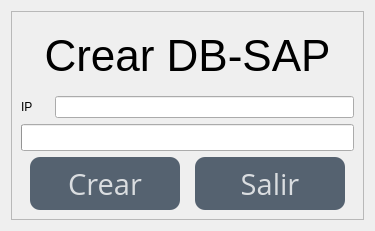
The window that ui_files/main_db.ui (jrivas15/SAP-DB) describes before a commit, drawn with Qt 5.
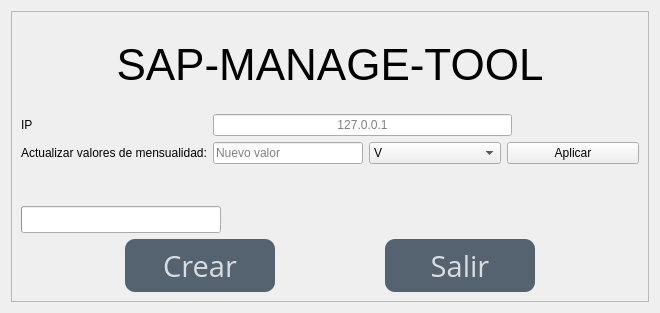
The same window after the commit.

Diff of the .ui file:
```diff
--- a/ui_files/main_db.ui
+++ b/ui_files/main_db.ui
@@ -6,8 +6,8 @@
    <rect>
     <x>0</x>
     <y>0</y>
-    <width>375</width>
-    <height>231</height>
+    <width>660</width>
+    <height>313</height>
    </rect>
   </property>
   <property name="windowTitle">
@@ -31,7 +31,7 @@
          </font>
         </property>
         <property name="text">
-         <string>Crear DB-SAP</string>
+         <string>SAP-MANAGE-TOOL</string>
         </property>
         <property name="alignment">
          <set>Qt::AlignCenter</set>
@@ -39,15 +39,15 @@
        </widget>
       </item>
       <item>
-       <layout class="QHBoxLayout" name="horizontalLayout_2">
-        <item>
+       <layout class="QFormLayout" name="formLayout">
+        <item row="0" column="0">
          <widget class="QLabel" name="label_2">
           <property name="text">
            <string>IP</string>
           </property>
          </widget>
         </item>
-        <item>
+        <item row="0" column="1">
          <widget class="QLineEdit" name="ip_line">
           <property name="minimumSize">
            <size>
@@ -61,8 +61,59 @@
             <height>16777215</height>
            </size>
           </property>
+          <property name="alignment">
+           <set>Qt::AlignCenter</set>
+          </property>
+          <property name="placeholderText">
+           <string>127.0.0.1</string>
+          </property>
          </widget>
         </item>
+        <item row="1" column="0">
+         <widget class="QLabel" name="label_3">
+          <property name="text">
+           <string>Actualizar valores de mensualidad:</string>
+          </property>
+         </widget>
+        </item>
+        <item row="1" column="1">
+         <layout class="QHBoxLayout" name="horizontalLayout_3">
+          <item>
+           <widget class="QLineEdit" name="valor_men_lineEdit">
+            <property name="maximumSize">
+             <size>
+              <width>150</width>
+              <height>16777215</height>
+             </size>
+            </property>
+            <property name="placeholderText">
+             <string>Nuevo valor</string>
+            </property>
+           </widget>
+          </item>
+          <item>
+           <widget class="QComboBox" name="tipo_men_comboBox">
+            <item>
+             <property name="text">
+              <string>V</string>
+             </property>
+            </item>
+            <item>
+             <property name="text">
+              <string>M</string>
+             </property>
+            </item>
+           </widget>
+          </item>
+          <item>
+           <widget class="QPushButton" name="btn_men_aplicar">
+            <property name="text">
+             <string>Aplicar</string>
+            </property>
+           </widget>
+          </item>
+         </layout>
+        </item>
        </layout>
       </item>
       <item>
@@ -76,6 +127,12 @@
           <height>27</height>
          </size>
         </property>
+        <property name="maximumSize">
+         <size>
+          <width>200</width>
+          <height>16777215</height>
+         </size>
+        </property>
         <property name="value">
          <number>0</number>
         </property>
```
